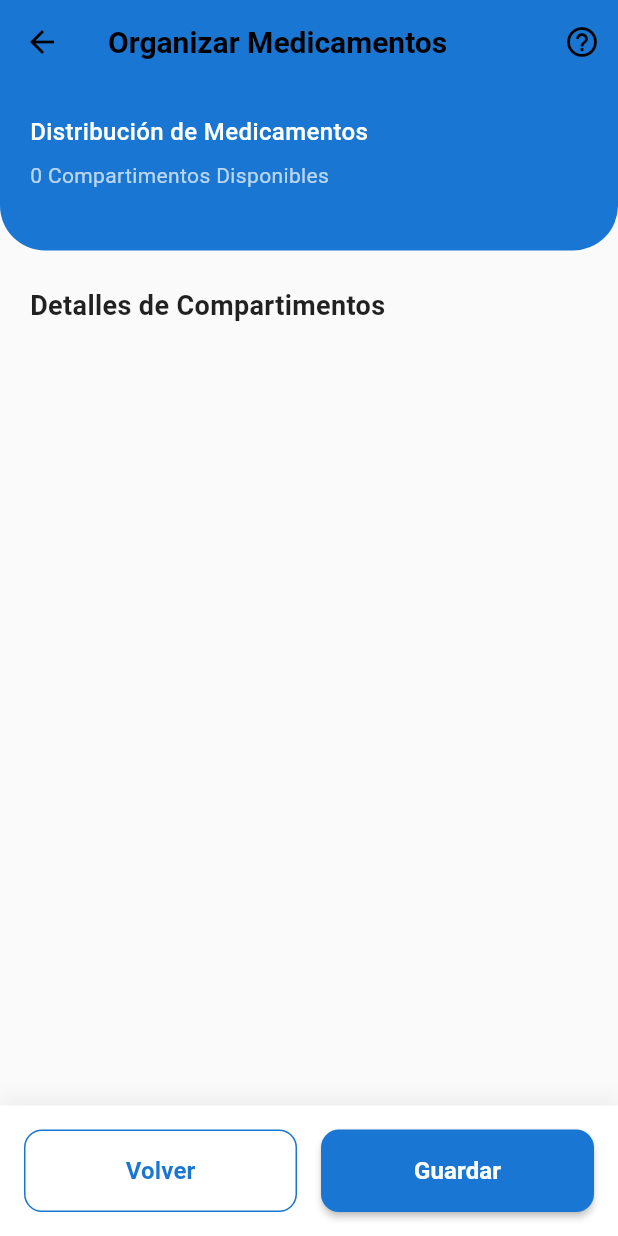
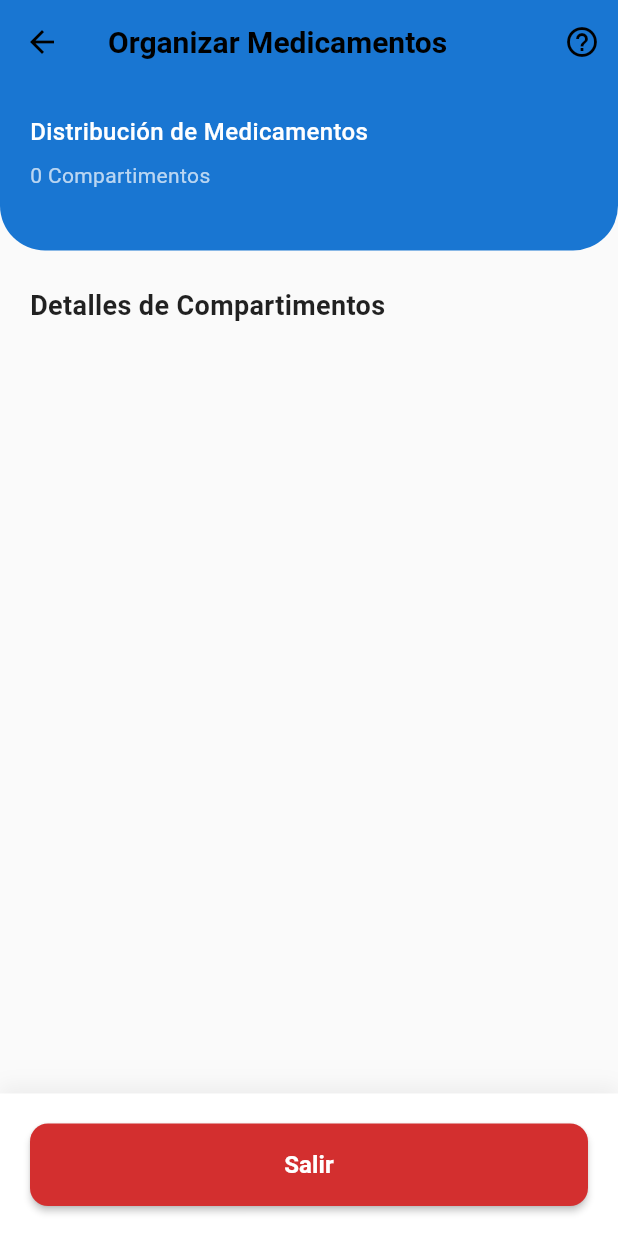
Before and after one commit to PLAYMAN11/PillStationAPP, a Flutter app: the OrganizePills screen opened directly, on a phone screen of 412 x 824 dp. Run offline on Flutter 3.47's test engine with Material 3 defaults, Android fonts, the phone set to English and light mode, and no system bars; our stand-ins replace dropdown_search; missing offline and left inert: bluetooth_classic, mongo_dart.

Commit message:
Exit button.

```diff
--- a/lib/widgets/pillbox/connectPillbox.dart
+++ b/lib/widgets/pillbox/connectPillbox.dart
@@ -294,14 +294,17 @@ class _ConnectpillboxState extends State<Connectpillbox> with SingleTickerProvid
                         shape: RoundedRectangleBorder(
                           borderRadius: BorderRadius.circular(12),
                         ),
-                        side: BorderSide(color: Colors.blue.shade700),
+                        side: BorderSide(
+                          color: isConnected ? Colors.grey.shade400 : Colors.blue.shade700,
+                        ),
+                        backgroundColor: isConnected ? Colors.grey.shade200 : Colors.white,
                       ),
                       child: Text(
                         "Volver",
                         style: TextStyle(
                           fontSize: 16,
                           fontWeight: FontWeight.w600,
-                          color: Colors.blue.shade700,
+                          color: isConnected ? Colors.grey.shade600 : Colors.blue.shade700,
                         ),
                       ),
                     ),
--- a/lib/widgets/pillbox/organize_pills.dart
+++ b/lib/widgets/pillbox/organize_pills.dart
@@ -1,4 +1,5 @@
 import 'package:flutter/material.dart';
+import 'package:flutter/services.dart';
 import 'package:pillstationmovil/config/pill.dart';
 import '../../config/Bluetooth.dart';
 
@@ -147,7 +148,7 @@ class _OrganizePillsState extends State<OrganizePills> {
                   ),
                   const SizedBox(height: 8),
                   Text(
-                    '${bluetooth.size} Compartimentos Disponibles',
+                    '${bluetooth.size} Compartimentos',
                     style: const TextStyle(
                       color: Colors.white70,
                       fontSize: 14,
@@ -203,7 +204,6 @@ class _OrganizePillsState extends State<OrganizePills> {
               ),
             ),
 
-            // Compartment list
             Expanded(
               child: ListView.builder(
                 padding: const EdgeInsets.symmetric(horizontal: 16, vertical: 8),
@@ -304,7 +304,7 @@ class _OrganizePillsState extends State<OrganizePills> {
         ),
       ),
       bottomNavigationBar: Container(
-        padding: const EdgeInsets.all(16),
+        padding: const EdgeInsets.all(20),
         decoration: BoxDecoration(
           color: Colors.white,
           boxShadow: [
@@ -315,38 +315,15 @@ class _OrganizePillsState extends State<OrganizePills> {
             ),
           ],
         ),
-        child: Row(
-          children: [
-            Expanded(
-              child: OutlinedButton(
-                onPressed: () {
-                  Navigator.pop(context);
-                },
-                style: OutlinedButton.styleFrom(
-                  padding: const EdgeInsets.symmetric(vertical: 16),
-                  shape: RoundedRectangleBorder(
-                    borderRadius: BorderRadius.circular(12),
-                  ),
-                  side: BorderSide(color: Colors.blue[700]!),
-                ),
-                child: Text(
-                  "Volver",
-                  style: TextStyle(
-                    fontSize: 16,
-                    fontWeight: FontWeight.w600,
-                    color: Colors.blue[700],
-                  ),
-                ),
-              ),
-            ),
-            const SizedBox(width: 16),
-            Expanded(
+        child: SizedBox(
+          width: double.infinity,
           child: ElevatedButton(
             onPressed: () {
-                  // Save or continue logic
+              // Exit the application
+              SystemNavigator.pop();
             },
             style: ElevatedButton.styleFrom(
-                  backgroundColor: Colors.blue[700],
+              backgroundColor: Colors.red.shade700,
               padding: const EdgeInsets.symmetric(vertical: 16),
               shape: RoundedRectangleBorder(
                 borderRadius: BorderRadius.circular(12),
@@ -354,7 +331,7 @@ class _OrganizePillsState extends State<OrganizePills> {
               elevation: 2,
             ),
             child: const Text(
-                  "Guardar",
+              "Salir",
               style: TextStyle(
                 fontSize: 16,
                 fontWeight: FontWeight.w600,
@@ -363,8 +340,6 @@ class _OrganizePillsState extends State<OrganizePills> {
             ),
           ),
         ),
-          ],
-        ),
       ),
     );
   }
```
Lines whose indentation alone changed are shown as unchanged.
